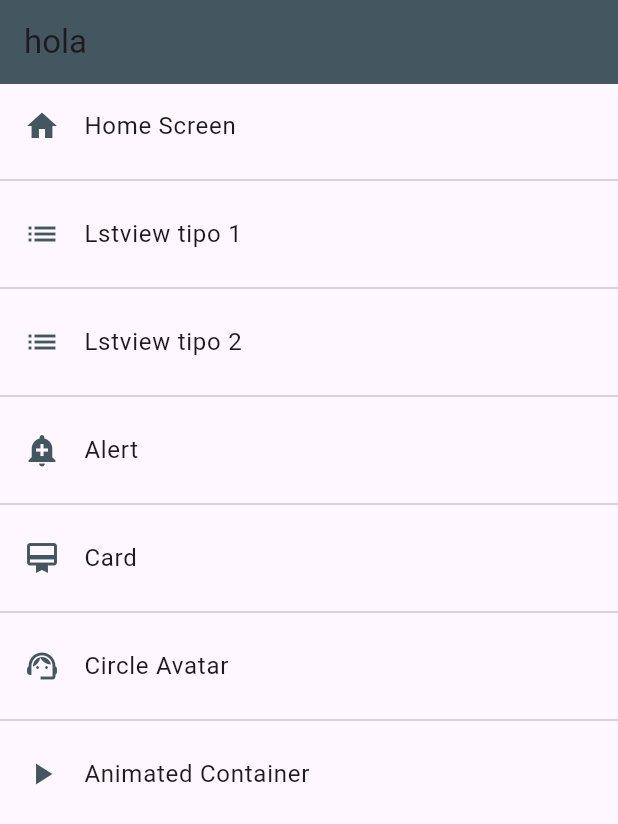
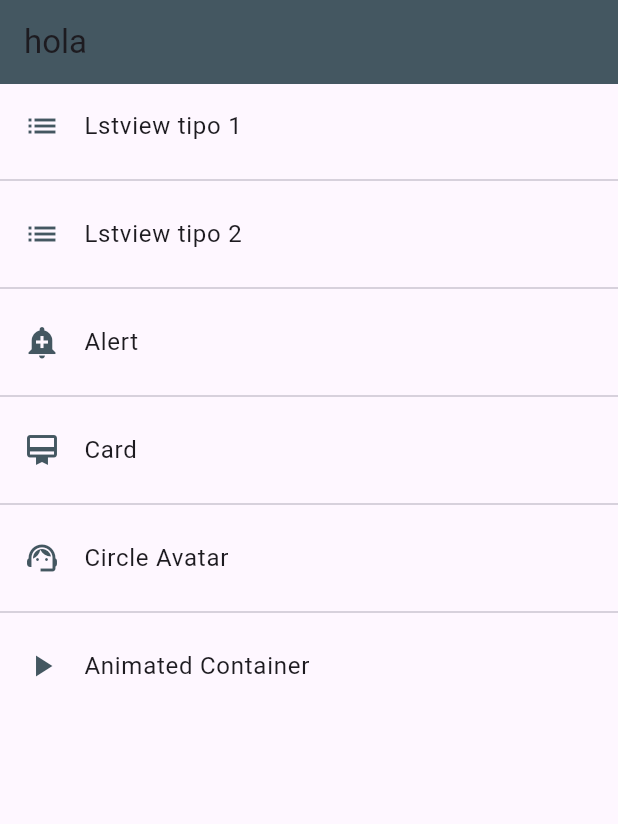
Before and after one commit to Cesarcceo/Curso-Flutter, a Flutter app: the screen it shows after launch, on a phone screen of 412 x 824 dp. Shown: the top 824 px of the screen. Run offline on Flutter 3.47's test engine with Material 3 defaults, Android fonts, the phone set to English and light mode, and no system bars.

Commit message:
se modifico el poligono de la pantalla "animated acreen" agregando animacion entre los cambios que le manda el boton. tambien se modifico la ruta del home para que no aparesca en la pantalla "home screen"

```diff
--- a/lib/router/app_routes.dart
+++ b/lib/router/app_routes.dart
@@ -8,11 +8,11 @@ class AppRoutes {
 
   static final menuOptions = <MenuOption>[
     //TODO: borrar home
-    MenuOption(
-        route: 'home',
-        icon: Icons.home,
-        name: 'Home Screen',
-        screen: const HomeScreen()),
+    // MenuOption(
+    //     route: 'home',
+    //     icon: Icons.home,
+    //     name: 'Home Screen',
+    //     screen: const HomeScreen()),
     MenuOption(
         route: 'listview1',
         icon: Icons.list,
@@ -47,6 +47,7 @@ class AppRoutes {
 
   static Map<String, Widget Function(BuildContext)> getAppRoutes() {
     Map<String, Widget Function(BuildContext)> appRoutes = {};
+    appRoutes.addAll({'home': (BuildContext context) => const HomeScreen()});
     for (final option in menuOptions) {
       appRoutes.addAll({option.route: (BuildContext context) => option.screen});
     }
--- a/lib/screens/animated_screen.dart
+++ b/lib/screens/animated_screen.dart
@@ -37,7 +37,9 @@ class _AnimatedScreenState extends State<AnimatedScreen> {
         title: const Text('animated container'),
       ),
       body: Center(
-        child: Container(
+        child: AnimatedContainer(
+          duration: const Duration(milliseconds: 400),
+          curve: Curves.elasticInOut,
           width: _width,
           height: _height,
           decoration: BoxDecoration(
```
